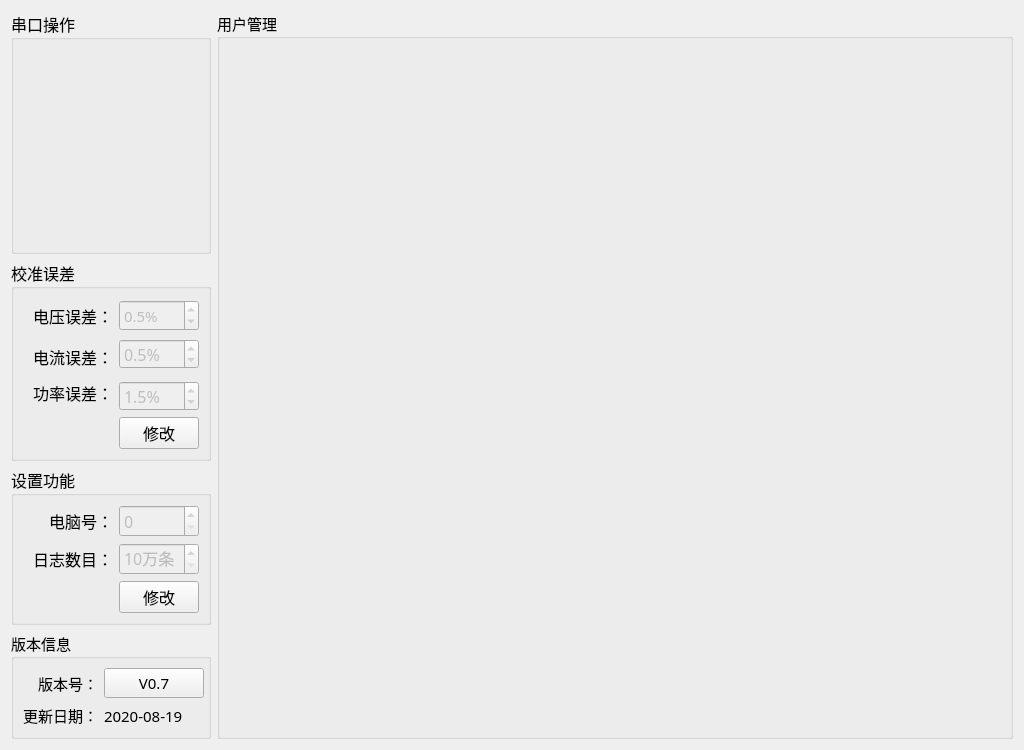
This is setups/setup_mainwid.ui in ChinaClever/BusbarTest as Qt 5 draws it before an edit. The edited form follows.
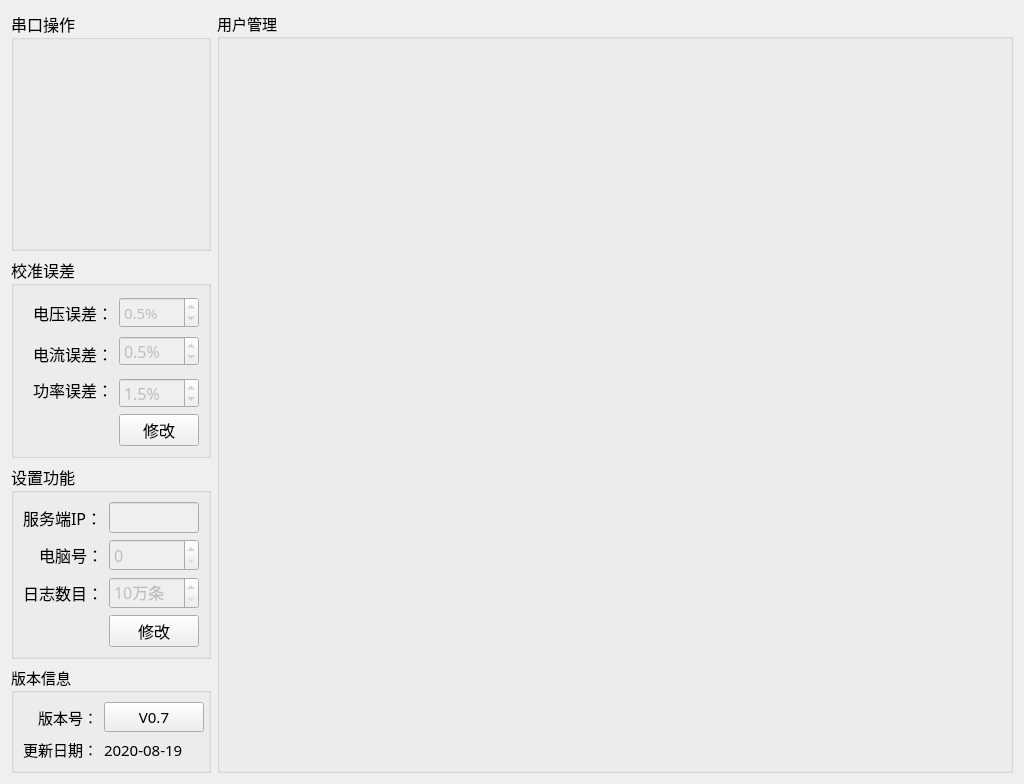
This is the edited form.

What changed in the file:
```diff
--- a/setups/setup_mainwid.ui
+++ b/setups/setup_mainwid.ui
@@ -316,50 +316,7 @@
       <string>设置功能</string>
      </property>
      <layout class="QGridLayout" name="gridLayout_5">
-      <item row="0" column="0">
-       <widget class="QLabel" name="label_16">
-        <property name="text">
-         <string>电脑号：</string>
-        </property>
-        <property name="alignment">
-         <set>Qt::AlignRight|Qt::AlignTrailing|Qt::AlignVCenter</set>
-        </property>
-       </widget>
-      </item>
-      <item row="0" column="1">
-       <widget class="QSpinBox" name="pcNumSpin">
-        <property name="enabled">
-         <bool>false</bool>
-        </property>
-        <property name="styleSheet">
-         <string notr="true"/>
-        </property>
-       </widget>
-      </item>
-      <item row="1" column="0">
-       <widget class="QLabel" name="label_15">
-        <property name="text">
-         <string>日志数目：</string>
-        </property>
-        <property name="alignment">
-         <set>Qt::AlignRight|Qt::AlignTrailing|Qt::AlignVCenter</set>
-        </property>
-       </widget>
-      </item>
-      <item row="1" column="1">
-       <widget class="QSpinBox" name="logCountSpin">
-        <property name="enabled">
-         <bool>false</bool>
-        </property>
-        <property name="suffix">
-         <string>万条</string>
-        </property>
-        <property name="minimum">
-         <number>10</number>
-        </property>
-       </widget>
-      </item>
-      <item row="2" column="0">
+      <item row="3" column="0">
        <spacer name="horizontalSpacer_2">
         <property name="orientation">
          <enum>Qt::Horizontal</enum>
@@ -372,13 +329,70 @@
         </property>
        </spacer>
       </item>
-      <item row="2" column="1">
+      <item row="3" column="1">
        <widget class="QPushButton" name="pcBtn">
         <property name="text">
          <string>修改</string>
         </property>
        </widget>
       </item>
+      <item row="1" column="1">
+       <widget class="QSpinBox" name="pcNumSpin">
+        <property name="enabled">
+         <bool>false</bool>
+        </property>
+        <property name="styleSheet">
+         <string notr="true"/>
+        </property>
+       </widget>
+      </item>
+      <item row="1" column="0">
+       <widget class="QLabel" name="label_16">
+        <property name="text">
+         <string>电脑号：</string>
+        </property>
+        <property name="alignment">
+         <set>Qt::AlignRight|Qt::AlignTrailing|Qt::AlignVCenter</set>
+        </property>
+       </widget>
+      </item>
+      <item row="2" column="0">
+       <widget class="QLabel" name="label_15">
+        <property name="text">
+         <string>日志数目：</string>
+        </property>
+        <property name="alignment">
+         <set>Qt::AlignRight|Qt::AlignTrailing|Qt::AlignVCenter</set>
+        </property>
+       </widget>
+      </item>
+      <item row="2" column="1">
+       <widget class="QSpinBox" name="logCountSpin">
+        <property name="enabled">
+         <bool>false</bool>
+        </property>
+        <property name="suffix">
+         <string>万条</string>
+        </property>
+        <property name="minimum">
+         <number>10</number>
+        </property>
+       </widget>
+      </item>
+      <item row="0" column="0">
+       <widget class="QLabel" name="label_2">
+        <property name="text">
+         <string>服务端IP：</string>
+        </property>
+       </widget>
+      </item>
+      <item row="0" column="1">
+       <widget class="QLineEdit" name="addrEdit">
+        <property name="enabled">
+         <bool>false</bool>
+        </property>
+       </widget>
+      </item>
      </layout>
     </widget>
    </item>
```
